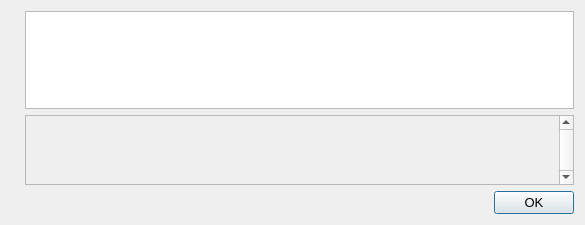
First picture: the form in src/qt/forms/helpmessagedialog.ui, repository MKTCOIN-PROJECT/mktcoin, before the edit.
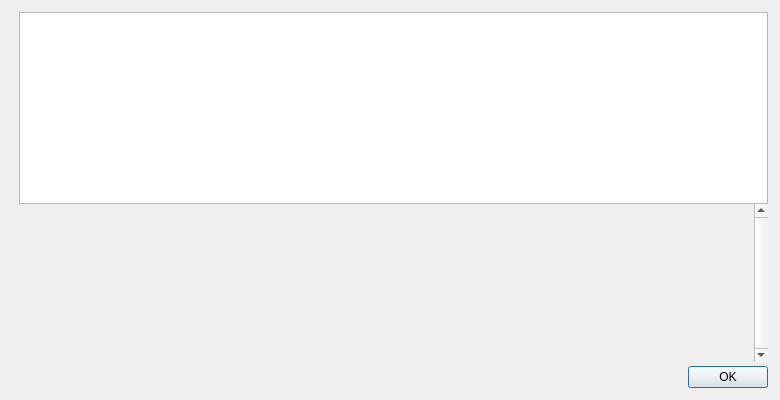
Second picture: the form after the edit. Icons and pictures are not drawn.

Diff of the .ui file:
```diff
--- a/src/qt/forms/helpmessagedialog.ui
+++ b/src/qt/forms/helpmessagedialog.ui
@@ -6,31 +6,73 @@
    <rect>
     <x>0</x>
     <y>0</y>
-    <width>585</width>
-    <height>225</height>
+    <width>780</width>
+    <height>400</height>
    </rect>
   </property>
-  <property name="font">
-   <font>
-    <pointsize>10</pointsize>
-   </font>
-  </property>
-  <property name="windowTitle">
-   <string notr="true">MktCoin Core - Command-line options</string>
-  </property>
   <layout class="QHBoxLayout" name="horizontalLayout_2">
+   <property name="spacing">
+    <number>0</number>
+   </property>
+   <property name="leftMargin">
+    <number>12</number>
+   </property>
+   <property name="topMargin">
+    <number>12</number>
+   </property>
+   <property name="rightMargin">
+    <number>12</number>
+   </property>
+   <property name="bottomMargin">
+    <number>12</number>
+   </property>
    <item>
-    <widget class="QLabel" name="graphic">
-     <property name="sizePolicy">
-      <sizepolicy hsizetype="Preferred" vsizetype="Ignored">
-       <horstretch>0</horstretch>
-       <verstretch>0</verstretch>
-      </sizepolicy>
+    <layout class="QVBoxLayout" name="verticalLayoutLogo" stretch="0,0">
+     <property name="leftMargin">
+      <number>0</number>
      </property>
-     <property name="pixmap">
-      <pixmap resource="../mktcoin.qrc">:/images/about</pixmap>
+     <property name="topMargin">
+      <number>4</number>
      </property>
-    </widget>
+     <property name="rightMargin">
+      <number>0</number>
+     </property>
+     <item>
+      <widget class="QLabel" name="aboutLogo">
+       <property name="sizePolicy">
+        <sizepolicy hsizetype="Preferred" vsizetype="Ignored">
+         <horstretch>0</horstretch>
+         <verstretch>0</verstretch>
+        </sizepolicy>
+       </property>
+       <property name="maximumSize">
+        <size>
+         <width>100</width>
+         <height>100</height>
+        </size>
+       </property>
+       <property name="pixmap">
+        <pixmap resource="../bitcoin.qrc">:/icons/bitcoin</pixmap>
+       </property>
+       <property name="scaledContents">
+        <bool>true</bool>
+       </property>
+       <property name="alignment">
+        <set>Qt::AlignLeading|Qt::AlignLeft|Qt::AlignTop</set>
+       </property>
+      </widget>
+     </item>
+     <item>
+      <widget class="QFrame" name="frame">
+       <property name="frameShape">
+        <enum>QFrame::NoFrame</enum>
+       </property>
+       <property name="frameShadow">
+        <enum>QFrame::Raised</enum>
+       </property>
+      </widget>
+     </item>
+    </layout>
    </item>
    <item>
     <layout class="QVBoxLayout" name="verticalLayout">
@@ -43,6 +85,9 @@
      </item>
      <item>
       <widget class="QScrollArea" name="scrollArea">
+       <property name="frameShape">
+        <enum>QFrame::NoFrame</enum>
+       </property>
        <property name="verticalScrollBarPolicy">
         <enum>Qt::ScrollBarAlwaysOn</enum>
        </property>
@@ -50,14 +95,6 @@
         <bool>true</bool>
        </property>
        <widget class="QWidget" name="scrollAreaWidgetContents">
-        <property name="geometry">
-         <rect>
-          <x>0</x>
-          <y>0</y>
-          <width>447</width>
-          <height>68</height>
-         </rect>
-        </property>
         <layout class="QVBoxLayout" name="verticalLayout_2">
          <item>
           <widget class="QLabel" name="aboutMessage">
@@ -82,6 +119,22 @@
        </widget>
       </widget>
      </item>
+     <item>
+      <spacer name="verticalSpacer">
+       <property name="orientation">
+        <enum>Qt::Vertical</enum>
+       </property>
+       <property name="sizeType">
+        <enum>QSizePolicy::Fixed</enum>
+       </property>
+       <property name="sizeHint" stdset="0">
+        <size>
+         <width>4</width>
+         <height>4</height>
+        </size>
+       </property>
+      </spacer>
+     </item>
      <item>
       <widget class="QDialogButtonBox" name="okButton">
        <property name="orientation">
```
Left out of the diff: 2 changed lines with no effect on the pictures.
